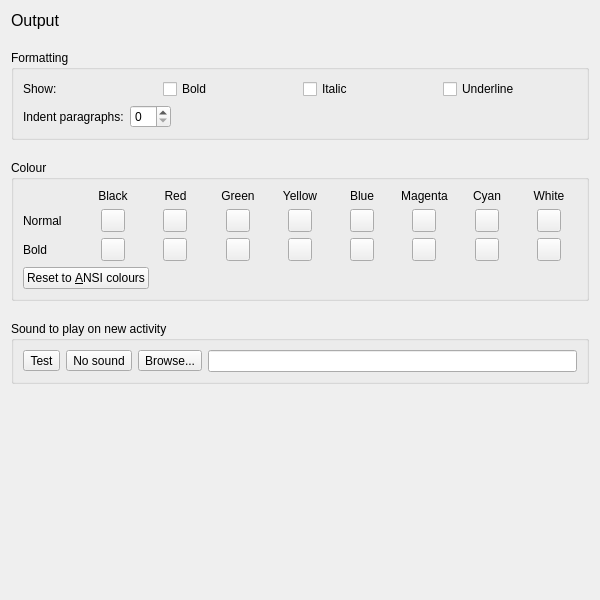
The window that smushclient-qt/cpp/ui/prefs/output.ui (jnbooth/smushclient) describes before a commit, drawn with Qt 5.
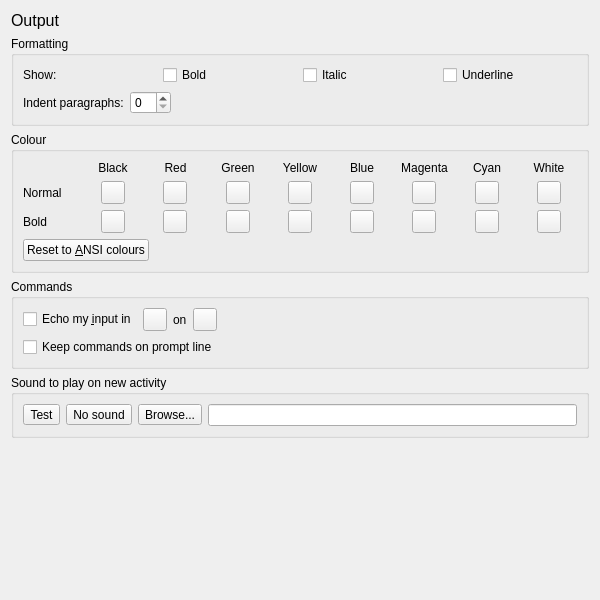
The same window after the commit. Icons and pictures are not drawn. Custom widgets are drawn as their Qt base class.

Commit message: remove unused command prefs

The edit to the form file:
```diff
--- a/smushclient-qt/cpp/ui/prefs/output.ui
+++ b/smushclient-qt/cpp/ui/prefs/output.ui
@@ -13,10 +13,7 @@
   <property name="windowTitle">
    <string>Colour</string>
   </property>
-  <layout class="QVBoxLayout" name="verticalLayout">
-   <property name="spacing">
-    <number>20</number>
-   </property>
+  <layout class="QVBoxLayout" name="verticalLayout_2">
    <item>
     <widget class="QLabel" name="label_title">
      <property name="sizePolicy">
@@ -567,6 +564,73 @@
      </layout>
     </widget>
    </item>
+   <item>
+    <widget class="QGroupBox" name="_output_window">
+     <property name="title">
+      <string>Commands</string>
+     </property>
+     <layout class="QVBoxLayout" name="verticalLayout">
+      <item>
+       <layout class="QHBoxLayout" name="horizontalLayout_4">
+        <item>
+         <widget class="QCheckBox" name="DisplayMyInput">
+          <property name="text">
+           <string>Echo my &amp;input in</string>
+          </property>
+         </widget>
+        </item>
+        <item>
+         <widget class="ColorPickerButton" name="EchoTextColour">
+          <property name="baseSize">
+           <size>
+            <width>20</width>
+            <height>20</height>
+           </size>
+          </property>
+         </widget>
+        </item>
+        <item>
+         <widget class="QLabel" name="EchoBackgroundColour_label">
+          <property name="text">
+           <string>on</string>
+          </property>
+         </widget>
+        </item>
+        <item>
+         <widget class="ColorPickerButton" name="EchoBackgroundColour">
+          <property name="baseSize">
+           <size>
+            <width>20</width>
+            <height>20</height>
+           </size>
+          </property>
+         </widget>
+        </item>
+        <item>
+         <spacer name="horizontalSpacer">
+          <property name="orientation">
+           <enum>Qt::Orientation::Horizontal</enum>
+          </property>
+          <property name="sizeHint" stdset="0">
+           <size>
+            <width>40</width>
+            <height>20</height>
+           </size>
+          </property>
+         </spacer>
+        </item>
+       </layout>
+      </item>
+      <item>
+       <widget class="QCheckBox" name="KeepCommandsOnSameLine">
+        <property name="text">
+         <string>Keep commands on prompt line</string>
+        </property>
+       </widget>
+      </item>
+     </layout>
+    </widget>
+   </item>
    <item>
     <widget class="QGroupBox" name="_new_activity">
      <property name="sizePolicy">
```
The commit also changes 18 other files.
